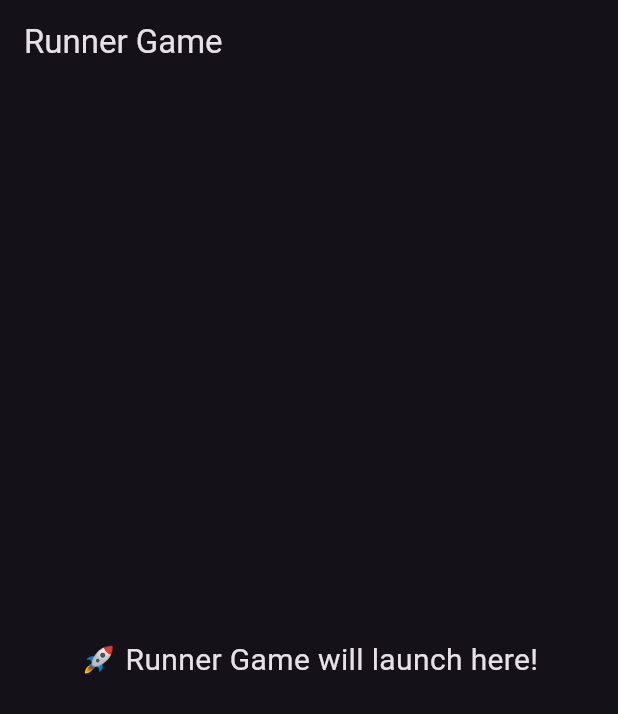
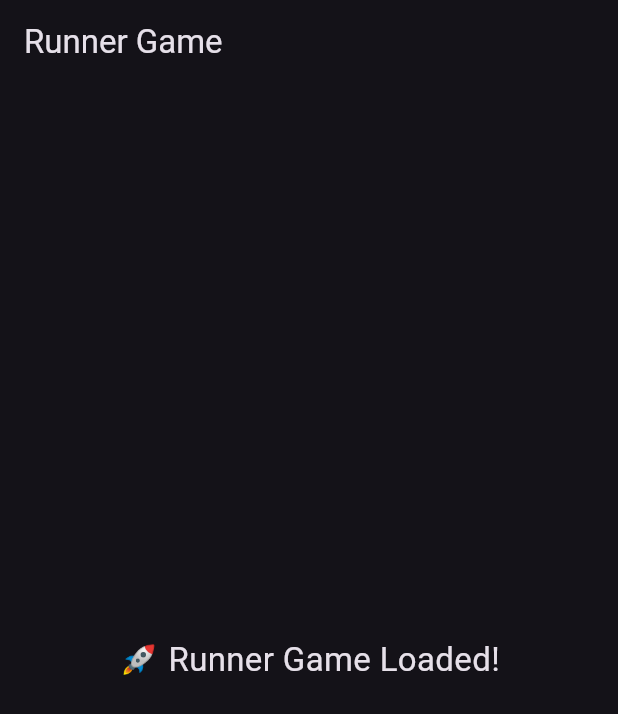
Before and after one commit to dawa-pic/Run-race, a Flutter app: the screen it shows after launch, on a phone screen of 412 x 824 dp. Shown: the top 714 px of the screen. Run offline on Flutter 3.47's test engine with Material 3 defaults, Android fonts, the phone set to English and light mode, and no system bars.

Commit message:
Update main.dart

```diff
--- a/lib/main.dart
+++ b/lib/main.dart
@@ -11,8 +11,8 @@ class RunnerGameApp extends StatelessWidget {
   Widget build(BuildContext context) {
     return MaterialApp(
       title: 'Runner Game',
+      theme: ThemeData.dark(),
       debugShowCheckedModeBanner: false,
-      theme: ThemeData.dark(),
       home: const HomeScreen(),
     );
   }
@@ -27,8 +27,8 @@ class HomeScreen extends StatelessWidget {
       appBar: AppBar(title: const Text('Runner Game')),
       body: const Center(
         child: Text(
-          '🚀 Runner Game will launch here!',
-          style: TextStyle(fontSize: 20),
+          '🚀 Runner Game Loaded!',
+          style: TextStyle(fontSize: 22),
         ),
       ),
     );
```
